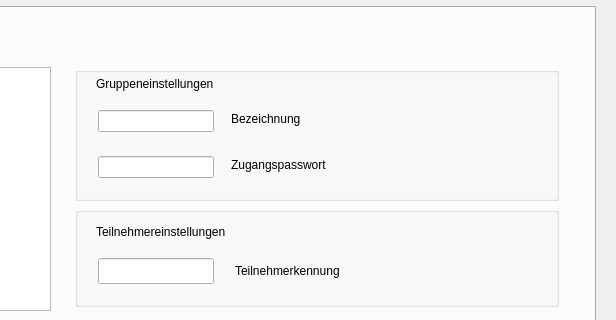
The window that server/server.ui (valueerrorx/life-exam) describes before a commit, drawn with Qt 5; both pictures show x 390 to 1006 and y 114 to 434 of the 1006 by 609 pixel window.
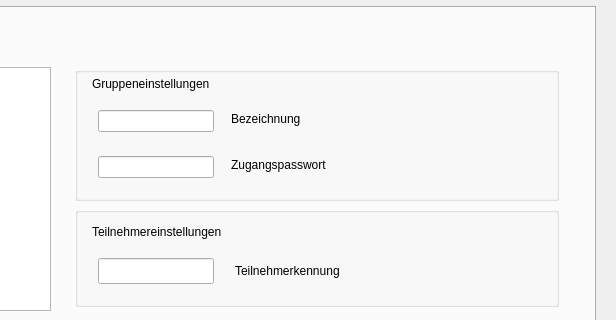
The same window after the commit. The open tabs and pages were chosen to show the change. Icons and pictures are not drawn.

```diff
--- a/server/server.ui
+++ b/server/server.ui
@@ -518,6 +518,9 @@
                   <layout class="QVBoxLayout" name="verticalLayout_19">
                    <item>
                     <widget class="QLabel" name="label_10">
+                     <property name="styleSheet">
+                      <string notr="true">padding-left:0px;</string>
+                     </property>
                      <property name="text">
                       <string>Gruppeneinstellungen</string>
                      </property>
@@ -616,6 +619,9 @@
                   <layout class="QVBoxLayout" name="verticalLayout_20">
                    <item>
                     <widget class="QLabel" name="label_11">
+                     <property name="styleSheet">
+                      <string notr="true">padding-left:0px;</string>
+                     </property>
                      <property name="text">
                       <string>Teilnehmereinstellungen</string>
                      </property>
```
Left out of the diff: 24 changed lines with no effect on the pictures.
